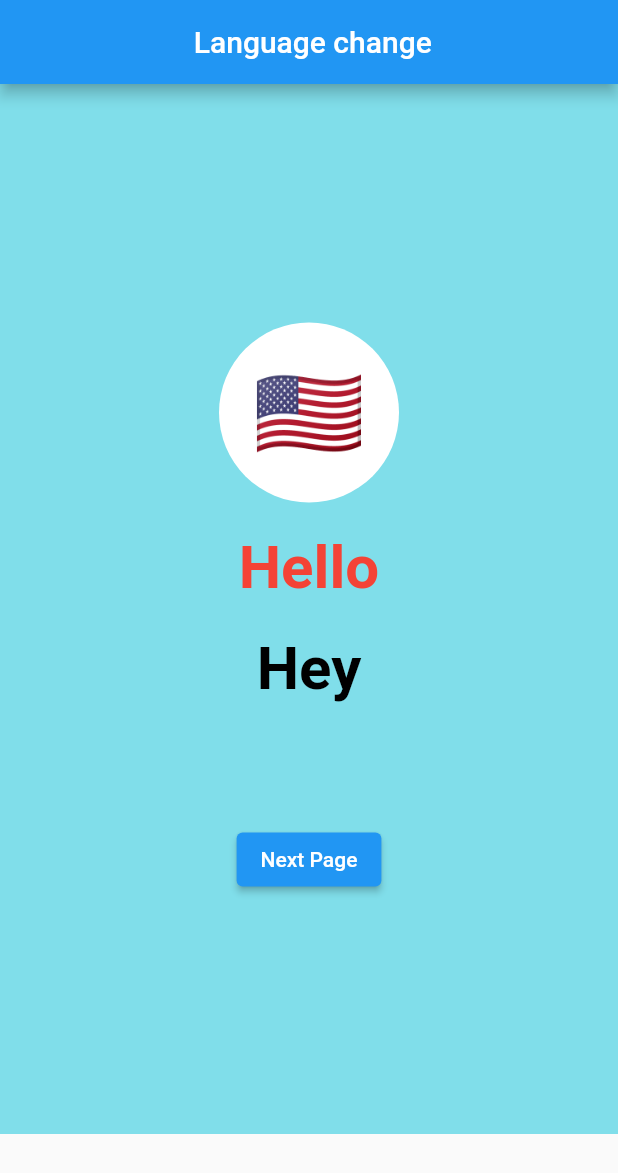
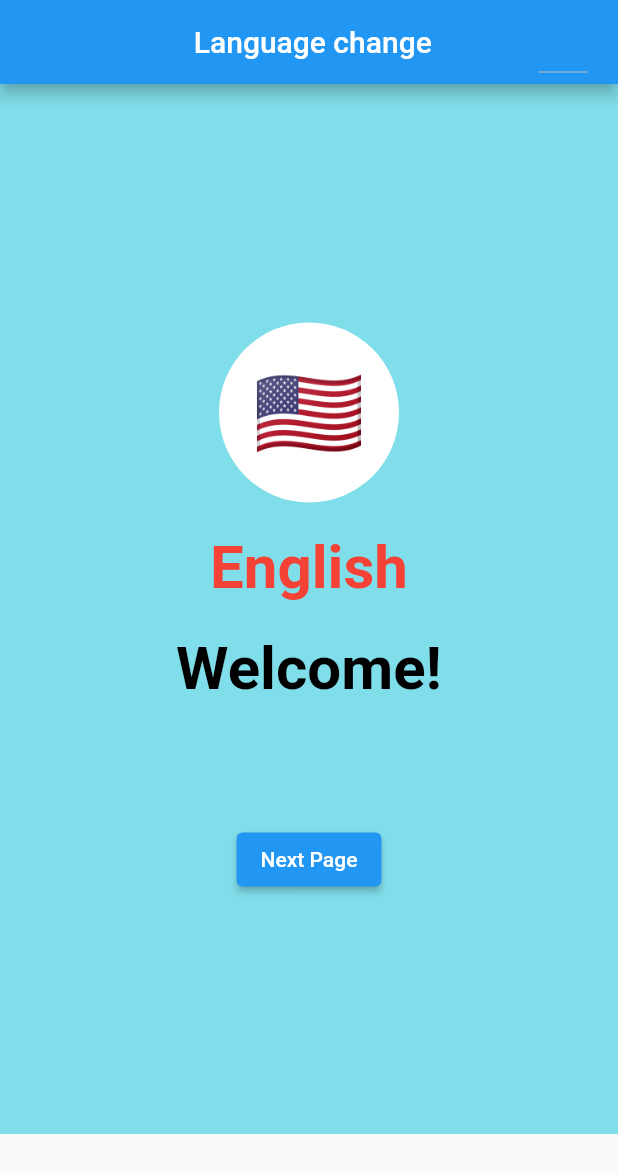
Before and after one commit to riyatyagi2021/flutter_advance, a Flutter app: the screen it shows after launch, on a phone screen of 412 x 824 dp. Shown: the top 1173 px of the screen. Run offline on Flutter 3.47's test engine with Material 2 defaults, Android fonts, the phone set to English and light mode, and no system bars; our stand-ins replace camera, carousel_slider, chewie, firebase_auth, firebase_core, firebase_database and 18 more; missing offline and left inert: camera_platform_interface, flutter_facebook_auth; accounts and stored records are empty; generated files the repository leaves out were written again.

Commit message:
localization_redone

```diff
--- a/lib/flag_widget.dart
+++ b/lib/flag_widget.dart
@@ -45,8 +45,7 @@ class _LanguagePickerWidgetState extends State<LanguagePickerWidget> {
     var locale = provider.locale ;
 
     print(provider.locale?.languageCode);
-    return DropdownButtonHideUnderline(
-      child: DropdownButton(
+    return DropdownButton(
       value: localee,
       icon: Container(width: 8),
       dropdownColor: Colors.green[200],
@@ -81,7 +80,6 @@ class _LanguagePickerWidgetState extends State<LanguagePickerWidget> {
         });
         print(localee.toString()+" value");
       },
-      ),
     );
   }
 }
--- a/lib/main.dart
+++ b/lib/main.dart
@@ -70,6 +70,7 @@ import 'package:firebase_core/firebase_core.dart';
 import 'package:firebase_messaging/firebase_messaging.dart';
 import 'package:flutter/foundation.dart';
 import 'package:flutter/material.dart';
+import 'package:flutter_gen/gen_l10n/app_localizations.dart';
 //import 'package:flutter_gen/gen_l10n/app_localizations.dart';
 import 'package:flutter_local_notifications/flutter_local_notifications.dart';
 import 'package:flutter_localizations/flutter_localizations.dart';
@@ -139,7 +140,7 @@ class MyApp extends StatelessWidget {
       supportedLocales: L10n.all,
       locale: provider.locale,
       localizationsDelegates: [
-       //AppLocalizations.delegate,
+       AppLocalizations.delegate,
         GlobalCupertinoLocalizations.delegate,
         GlobalMaterialLocalizations.delegate,
         GlobalWidgetsLocalizations.delegate
@@ -190,14 +191,14 @@ class _LanguageChangeState extends State<LanguageChange> {
             FlagWidget(),
             SizedBox(height: 20,),
             Text(
-              "Hello",
-                //AppLocalizations.of(context)!.language,
+              //"Hello",
+                AppLocalizations.of(context)!.language,
               style: TextStyle(fontWeight: FontWeight.bold,fontSize: 40,color: Colors.red),
             ),
             SizedBox(height: 20,),
             Text(
-              "Hey",
-              //AppLocalizations.of(context)!.welcome,
+              //"Hey",
+              AppLocalizations.of(context)!.welcome,
               style: TextStyle(fontWeight: FontWeight.bold,fontSize: 40,color: Colors.black),
             ),
             SizedBox(height: 80,),
```
Lines whose indentation alone changed are shown as unchanged.
